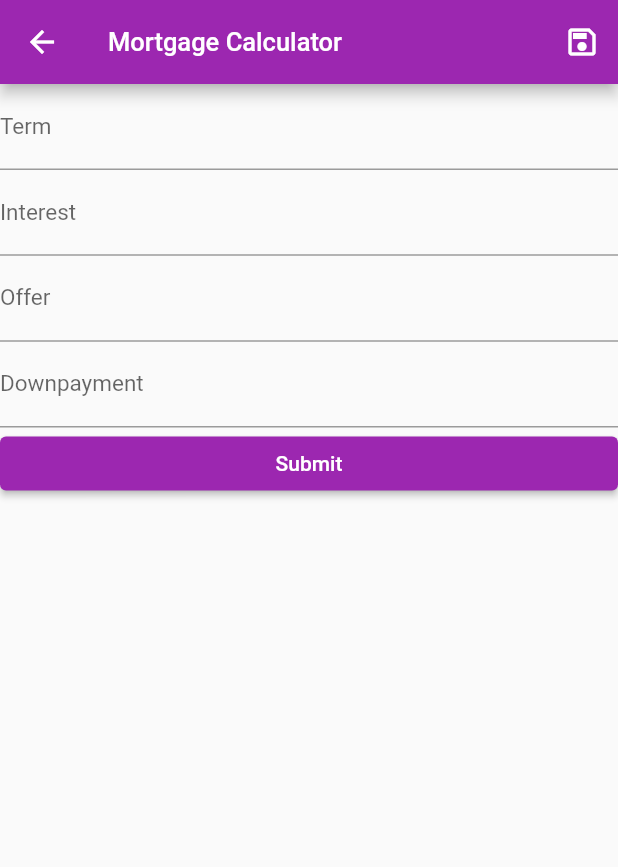
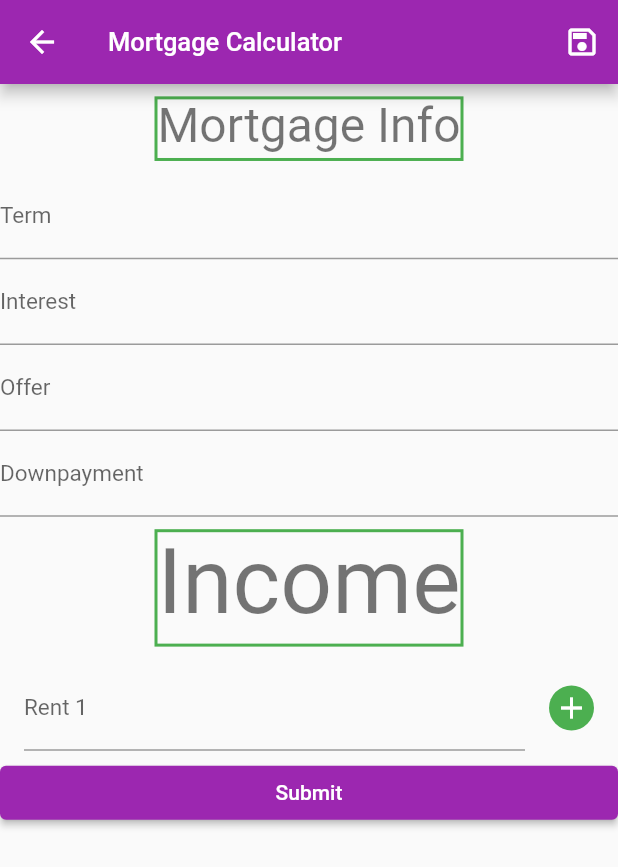
Before and after one commit to lasupernova/real_xstate, a Flutter app: the CashflowForm screen opened by its route, on a phone screen of 412 x 824 dp. Shown: the top 867 px of the screen. Run offline on Flutter 3.47's test engine with Material 2 defaults, Android fonts, the phone set to English and light mode, and no system bars; our stand-ins replace flutter_dotenv; network calls fail.

Commit message:
added interactive adding / removing of textFormFields for rent to screen

```diff
--- a/mobile_app/lib/screens/cashflowForm_screen.dart
+++ b/mobile_app/lib/screens/cashflowForm_screen.dart
@@ -2,9 +2,13 @@ import 'package:flutter/material.dart';
 import 'package:flutter_dotenv/flutter_dotenv.dart';
 import 'package:http/http.dart' as http;
 import 'dart:convert';
+import 'package:provider/provider.dart' as prov;
 
 import '../models/mortgageCalcs.dart' as mg;
 import './mortgageCalculated_Screen.dart';
+import '../providers/cashflow_list.dart';
+import '../models/cashflowResult.dart';
+import './cashflowFormWidgets/rentsWidget.dart';
 
 // Define a custom Form widget.
 class CashflowForm extends StatefulWidget {
@@ -30,28 +34,79 @@ class CashflowFormState extends State<CashflowForm> {
   final _imageUrlController =
       TextEditingController(); // usuallyh not needed when using Form(), BUT: here image textinput should be used prior to any action that Form() takes, as image should be displyed in Container() above
   Map entryInfo = {};
+  static List<String> rentsList = [""];
 
   void _saveForm() {
-    _formKey.currentState!
-        .save(); // saving the current state allows Form() to go over every entry for all TextFormFIelds and do anything with them; but executing the function specified under onSaved for every TextFormField
+    _formKey.currentState!.save();
+    double mortgage = mg.calculateMortgage(
+      entryInfo["offer"],
+      entryInfo["downpayment"],
+      entryInfo["interest"],
+      entryInfo["term"],
+    );
+    entryInfo["mortgage"] = mortgage;
+    prov.Provider.of<CashflowList>(context, listen: false).addCF(CashflowItem(
+      // 'listen:false', as no rebuild of current widget is wanted
+      mortgage: entryInfo["mortgage"],
+      offer: entryInfo["offer"],
+      downpayment: entryInfo["downpayment"],
+      interest: entryInfo["interest"],
+      term: entryInfo["term"],
+      calcDate: DateTime.now(),
+    ));
+    // saving the current state allows Form() to go over every entry for all TextFormFIelds and do anything with them; but executing the function specified under onSaved for every TextFormField
   }
 
-  Future<void> sendToDB() async {
-    final url = Uri.parse(
-        "${dotenv.env["FIREBASE_URL"]}testCF.json"); // .json addition is unique to Firebase databases for their tables
-    final resp = await http.post(url,
-        body: json.encode({
-          "Term": double.parse(entryInfo["Term"]),
-          "Interest": double.parse(entryInfo["Interest"]),
-          "Offer": double.parse(entryInfo["Offer"]),
-          "Downpayment": double.parse(entryInfo["Downpayment"]),
-        }));
-    print(resp.statusCode);
-    print(jsonDecode(resp.body));
+  Widget _addRemoveButton(bool add, int index) {
+    return InkWell(
+      onTap: () {
+        if (add) {
+          // add new text-fields at the top of all friends textfields
+          rentsList.insert(0, rentsList[index]);
+        } else {
+          rentsList.removeAt(index);
+        }
+        ;
+        setState(() {});
+      },
+      child: Container(
+        width: 30,
+        height: 30,
+        decoration: BoxDecoration(
+          color: (add) ? Colors.green : Colors.red,
+          borderRadius: BorderRadius.circular(20),
+        ),
+        child: Icon(
+          (add) ? Icons.add : Icons.remove,
+          color: Colors.white,
+        ),
+      ),
+    );
+  }
+
+  List<Widget> _getFriends() {
+    List<Widget> friendsTextFieldsList = [];
+    for (int i = 0; i < rentsList.length; i++) {
+      friendsTextFieldsList.add(Padding(
+        padding: const EdgeInsets.symmetric(vertical: 16.0),
+        child: Row(
+          children: [
+            Expanded(child: RentFieldDynamic(i, entryInfo)),
+            SizedBox(
+              width: 16,
+            ),
+            // we need add button at last friends row only
+            _addRemoveButton(i == rentsList.length - 1, i),
+          ],
+        ),
+      ));
+    }
+    return friendsTextFieldsList;
   }
 
   @override
   Widget build(BuildContext context) {
+    double _screenWidth = MediaQuery.of(context).size.width;
     // Build a Form widget using the _formKey created above.
     return Scaffold(
       appBar: AppBar(
@@ -64,6 +119,24 @@ class CashflowFormState extends State<CashflowForm> {
         key: _formKey,
         child: ListView(
           children: <Widget>[
+            Row(
+              children: [
+                const Spacer(),
+                Container(
+                  // use spacers above and below, as widgets within ListView otherwise default to taking full width -- Fittedbox takes all space from parent  (therefore contianer  width should NOT be full screen width)
+                  margin: EdgeInsets.all(_screenWidth * 0.02),
+                  decoration: BoxDecoration(
+                      border: Border.all(width: 2, color: Colors.green)),
+                  width: _screenWidth * 0.5,
+                  child: const FittedBox(
+                      child: Text(
+                    "Mortgage Info",
+                    style: TextStyle(color: Colors.black54),
+                  )),
+                ),
+                const Spacer(),
+              ],
+            ),
             TextFormField(
               // The validator receives the text that the user has entered.
               validator: (value) {
@@ -80,7 +153,7 @@ class CashflowFormState extends State<CashflowForm> {
               decoration: InputDecoration(labelText: "Term"),
               keyboardType: TextInputType.number,
               onSaved: (value) {
-                entryInfo["Term"] = int.parse(value!);
+                entryInfo["term"] = int.parse(value!);
               },
             ),
             TextFormField(
@@ -104,7 +177,7 @@ class CashflowFormState extends State<CashflowForm> {
               decoration: InputDecoration(labelText: "Interest"),
               keyboardType: TextInputType.number,
               onSaved: (value) {
-                entryInfo["Interest"] = double.parse(value!);
+                entryInfo["interest"] = double.parse(value!);
               },
             ),
             TextFormField(
@@ -119,7 +192,7 @@ class CashflowFormState extends State<CashflowForm> {
               decoration: InputDecoration(labelText: "Offer"),
               keyboardType: TextInputType.number,
               onSaved: (value) {
-                entryInfo["Offer"] = double.parse(value!);
+                entryInfo["offer"] = double.parse(value!);
               },
             ),
             TextFormField(
@@ -137,9 +210,40 @@ class CashflowFormState extends State<CashflowForm> {
               decoration: InputDecoration(labelText: "Downpayment"),
               keyboardType: TextInputType.number,
               onSaved: (value) {
-                entryInfo["Downpayment"] = double.parse(value!);
+                entryInfo["downpayment"] = double.parse(value!);
               },
             ),
+            Row(
+              children: [
+                const Spacer(),
+                Container(
+                  // use spacers above and below, as widgets within ListView otherwise default to taking full width -- Fittedbox takes all space from parent  (therefore contianer  width should NOT be full screen width)
+                  margin: EdgeInsets.all(_screenWidth * 0.02),
+                  decoration: BoxDecoration(
+                      border: Border.all(width: 2, color: Colors.green)),
+                  width: _screenWidth * 0.5,
+                  child: const FittedBox(
+                      child: Text(
+                    "Income",
+                    style: TextStyle(color: Colors.black54),
+                  )),
+                ),
+                const Spacer(),
+              ],
+            ),
+            ListView.builder(
+                scrollDirection: Axis.vertical,
+                shrinkWrap: true,
+                physics: const ClampingScrollPhysics(),
+                itemCount: rentsList.length,
+                itemBuilder: (BuildContext context, int index) {
+                  return ListTile(
+                    title: RentFieldDynamic(index, entryInfo),
+                    trailing: index + 1 == rentsList.length
+                        ? _addRemoveButton(true, index)
+                        : _addRemoveButton(false, index),
+                  );
+                }),
             ElevatedButton(
               onPressed: () {
                 // Validate returns true if the form is valid, or false otherwise.
@@ -155,13 +259,6 @@ class CashflowFormState extends State<CashflowForm> {
                       duration: Duration(seconds: 1),
                     ),
                   );
-                  double mortgage = mg.calculateMortgage(
-                    entryInfo["Offer"],
-                    entryInfo["Downpayment"],
-                    entryInfo["Interest"],
-                    entryInfo["Term"],
-                  );
-                  entryInfo["Mortgage"] = mortgage;
                   Navigator.of(context).pushNamed(
                       MortgageResult.routeName, // ERROR FROM HERE@!!!!
                       arguments: entryInfo);
```
